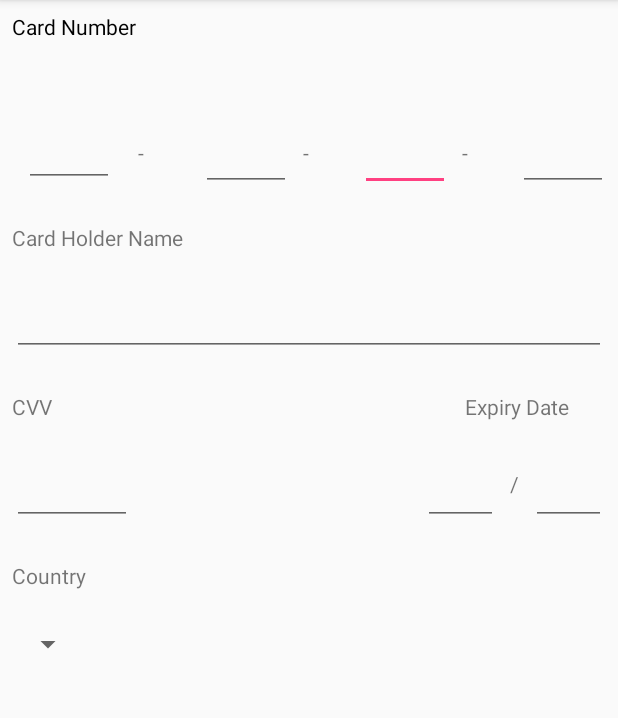
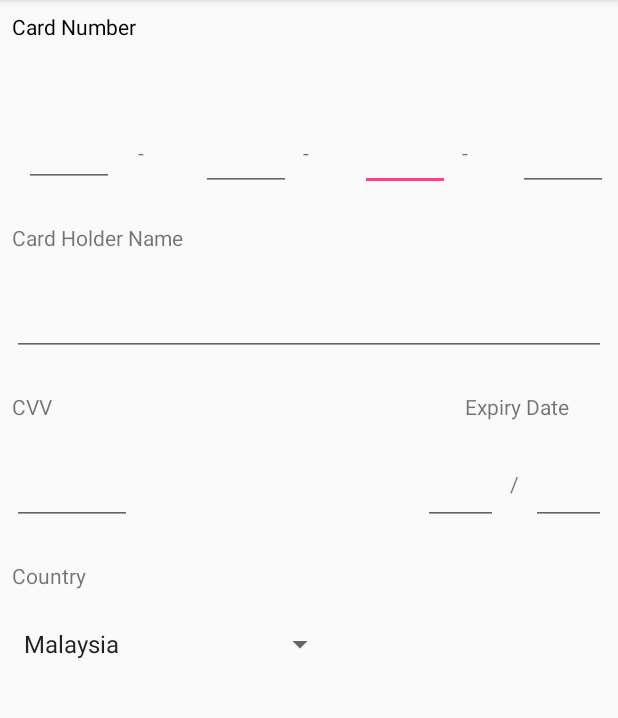
Before and after one commit to Theam1127/HCIPrototype, an Android app: the BankDetailActivity screen opened directly, with no data from a screen before it, on a phone screen of 412 x 824 dp, the part 84-802 px from its top. Run offline under Robolectric (Android 15) with nearby library versions, the phone set to English and light mode, and no system bars.

Commit message:
commit message

```diff
--- a/app/src/main/res/values/strings.xml
+++ b/app/src/main/res/values/strings.xml
@@ -7,6 +7,12 @@
         <item>Monthly Sales</item>
     </string-array>
     <string name="taptoselect"><u>Tap to Select</u></string>
+    <string-array name="country">
+    <item>Malaysia</item>
+    <item>Singapore</item>
+    <item>China</item>
+    <item>United State America</item>
+</string-array>
 
 
 </resources>
```
